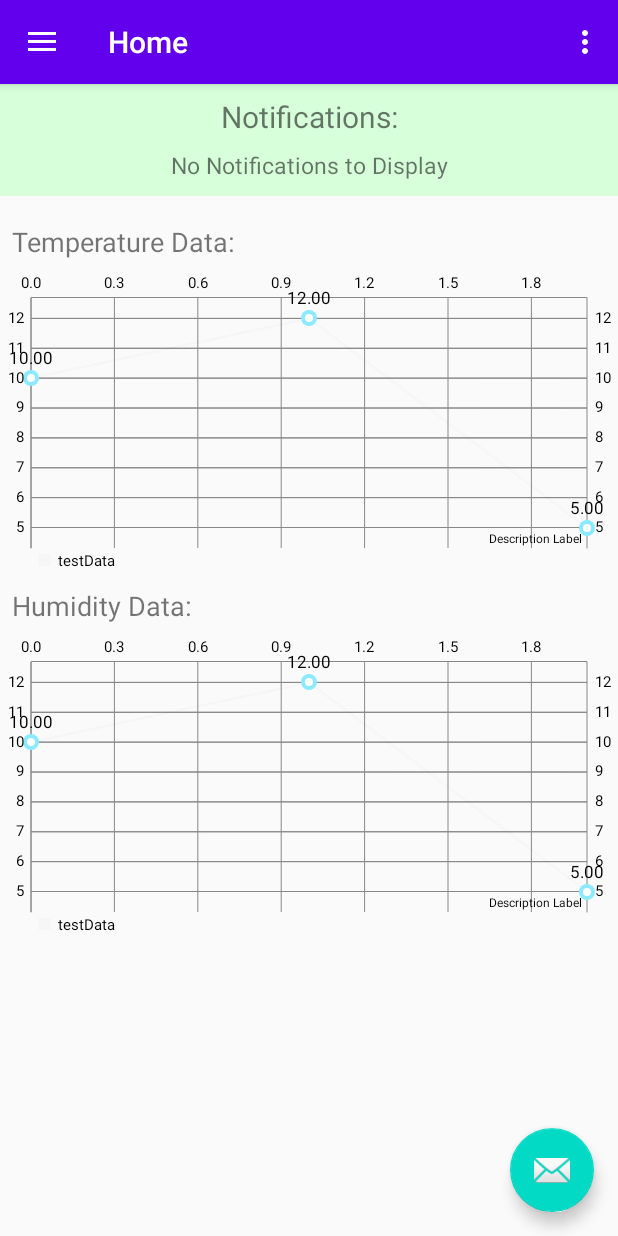
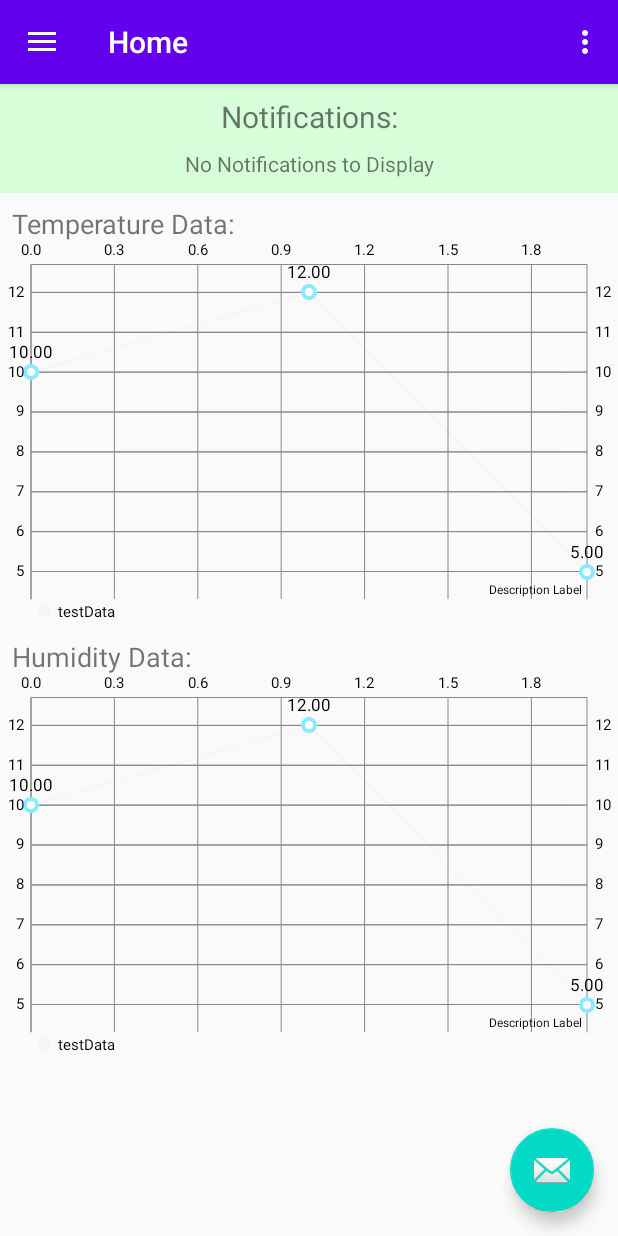
Before and after one commit to ericsonggg/Capstone, an Android app: the screen it shows after launch (MainActivity), on a phone screen of 412 x 824 dp. Run offline under Robolectric (Android 15) with nearby library versions, the phone set to English and light mode, and no system bars; our stand-ins replace navigation-ui; 2 statements that could not run were skipped.

Commit message:
Fixed HomeFragment layout
Re-moved styles_text back into styles.xml
Upgraded gradle dependencies

```diff
--- a/app/src/main/java/com/example/coolerthanyou/BaseFragment.kt
+++ b/app/src/main/java/com/example/coolerthanyou/BaseFragment.kt
@@ -12,11 +12,11 @@ abstract class BaseFragment : Fragment() {
     protected lateinit var application: BaseApplication
     protected lateinit var root: View
 
-    override fun onAttach(context: Context?) {
+    override fun onAttach(context: Context) {
         super.onAttach(context)
 
         // Activity should be non-null after attach
-        application = activity!!.applicationContext as BaseApplication
+        application = requireActivity().applicationContext as BaseApplication
     }
 
     /**
--- a/app/src/main/java/com/example/coolerthanyou/ui/control/ControlFragment.kt
+++ b/app/src/main/java/com/example/coolerthanyou/ui/control/ControlFragment.kt
@@ -80,8 +80,9 @@ class ControlFragment : BaseFragment() {
         }
     }
 
-    override fun onAttach(context: Context?) {
+    override fun onAttach(context: Context) {
         super.onAttach(context)
+
 
         application.appComponent.inject(this)
     }
--- a/app/src/main/java/com/example/coolerthanyou/ui/home/HomeFragment.kt
+++ b/app/src/main/java/com/example/coolerthanyou/ui/home/HomeFragment.kt
@@ -16,7 +16,7 @@ class HomeFragment : BaseFragment(){
 
     private lateinit var homeViewModel: HomeViewModel
 
-    override fun onAttach(context: Context?) {
+    override fun onAttach(context: Context) {
         super.onAttach(context)
 
         application.appComponent.inject(this)
--- a/app/src/main/res/layout/fragment_home.xml
+++ b/app/src/main/res/layout/fragment_home.xml
@@ -1,112 +1,77 @@
 <?xml version="1.0" encoding="utf-8"?>
 <androidx.constraintlayout.widget.ConstraintLayout xmlns:android="http://schemas.android.com/apk/res/android"
     xmlns:app="http://schemas.android.com/apk/res-auto"
-    xmlns:tools="http://schemas.android.com/tools"
     android:layout_width="match_parent"
-    android:layout_height="match_parent"
-    tools:context=".ui.home.HomeFragment">
-    <LinearLayout android:layout_width="fill_parent"
+    android:layout_height="match_parent">
+
+    <LinearLayout
+        android:id="@+id/fragment_home_text_notification"
+        android:layout_width="match_parent"
         android:layout_height="wrap_content"
+        android:background="@color/washedOutGreen"
         android:gravity="center"
         android:orientation="vertical"
-        app:layout_constraintTop_toTopOf="parent"
-        app:layout_constraintLeft_toLeftOf="parent">
-        <LinearLayout android:layout_width="fill_parent"
-            android:layout_height="wrap_content"
-            android:gravity="center"
-            android:orientation="vertical"
-            android:paddingBottom="10dp"
-            android:layout_marginBottom="10dp"
-            android:background="@color/washedOutGreen"
-            app:layout_constraintTop_toTopOf="parent"
-            app:layout_constraintLeft_toLeftOf="parent">
+        android:paddingBottom="@dimen/padding_x_large"
+        app:layout_constraintStart_toStartOf="parent"
+        app:layout_constraintTop_toTopOf="parent">
+
         <TextView
             android:id="@+id/fragment_home_text_notification_header"
             android:layout_width="match_parent"
             android:layout_height="wrap_content"
-                android:layout_marginStart="8dp"
-                android:layout_marginTop="8dp"
-                android:layout_marginEnd="8dp"
+            android:layout_marginHorizontal="@dimen/margin_large"
+            android:layout_marginTop="@dimen/margin_large"
+            android:gravity="center_horizontal"
+            android:text="@string/fragment_home_notification_header"
             android:textAlignment="center"
-                android:textSize="20sp"
-                app:layout_constraintBottom_toBottomOf="parent"
-                app:layout_constraintEnd_toEndOf="parent"
-                app:layout_constraintStart_toStartOf="parent"
-                app:layout_constraintTop_toTopOf="parent"
-                android:text="@string/fragment_home_notification_header"
-                android:gravity="center_horizontal" />
+            android:textSize="@dimen/header_small" />
+
         <TextView
             android:id="@+id/fragment_home_text_notification_body"
             android:layout_width="match_parent"
             android:layout_height="wrap_content"
-                android:layout_marginStart="8dp"
-                android:layout_marginTop="8dp"
-                android:layout_marginEnd="8dp"
+            android:layout_marginHorizontal="@dimen/margin_large"
+            android:layout_marginTop="@dimen/margin_large"
+            android:gravity="center_horizontal"
             android:textAlignment="center"
-                android:textSize="15sp"
-                app:layout_constraintBottom_toBottomOf="parent"
-                app:layout_constraintEnd_toEndOf="parent"
-                app:layout_constraintStart_toStartOf="parent"
-                app:layout_constraintTop_toTopOf="parent"
-                android:gravity="center_horizontal" />
+            android:textSize="@dimen/text_large" />
     </LinearLayout>
-        <LinearLayout android:layout_width="fill_parent"
-            android:layout_height="wrap_content"
-            android:gravity="center"
-            android:orientation="vertical"
-            app:layout_constraintTop_toTopOf="parent"
-            app:layout_constraintLeft_toLeftOf="parent">
+
     <TextView
         android:id="@+id/fragment_home_text_temperature_data_header"
         android:layout_width="match_parent"
         android:layout_height="wrap_content"
-                android:layout_marginStart="8dp"
-                android:layout_marginTop="8dp"
-                android:layout_marginEnd="8dp"
-                android:textSize="18sp"
-                android:layout_marginBottom="10dp"
-                app:layout_constraintBottom_toBottomOf="parent"
-                app:layout_constraintEnd_toEndOf="parent"
+        android:layout_marginStart="@dimen/margin_large"
+        android:layout_marginTop="@dimen/margin_large"
+        android:text="@string/fragment_home_temperature_data_header"
+        android:textSize="@dimen/header_x_small"
         app:layout_constraintStart_toStartOf="parent"
-                app:layout_constraintTop_toTopOf="parent"
-                android:text="@string/fragment_home_temperature_data_header"
-                android:gravity="left" />
+        app:layout_constraintTop_toBottomOf="@id/fragment_home_text_notification" />
+
     <com.github.mikephil.charting.charts.LineChart
         android:id="@+id/fragment_home_temperature_chart"
         android:layout_width="match_parent"
-                android:layout_height="200dp"
+        android:layout_height="@dimen/medium"
         app:layout_constraintEnd_toEndOf="parent"
         app:layout_constraintStart_toStartOf="parent"
-                app:layout_constraintTop_toTopOf="parent" />
-        </LinearLayout>
-        <LinearLayout android:layout_width="fill_parent"
-            android:layout_height="wrap_content"
-            android:gravity="center"
-            android:orientation="vertical"
-            app:layout_constraintTop_toTopOf="parent"
-            app:layout_constraintLeft_toLeftOf="parent">
+        app:layout_constraintTop_toBottomOf="@id/fragment_home_text_temperature_data_header" />
+
     <TextView
         android:id="@+id/fragment_home_text_humidity_data_header"
         android:layout_width="match_parent"
         android:layout_height="wrap_content"
-                android:layout_marginStart="8dp"
-                android:layout_marginTop="8dp"
-                android:layout_marginEnd="8dp"
-                android:textSize="18sp"
-                android:layout_marginBottom="10dp"
-                app:layout_constraintBottom_toBottomOf="parent"
-                app:layout_constraintEnd_toEndOf="parent"
+        android:layout_marginStart="@dimen/margin_large"
+        android:layout_marginTop="@dimen/margin_large"
+        android:text="@string/fragment_home_humidity_data_header"
+        android:textSize="@dimen/header_x_small"
         app:layout_constraintStart_toStartOf="parent"
-                app:layout_constraintTop_toTopOf="parent"
-                android:text="@string/fragment_home_humidity_data_header"
-                android:gravity="left" />
+        app:layout_constraintTop_toBottomOf="@id/fragment_home_temperature_chart" />
+
     <com.github.mikephil.charting.charts.LineChart
         android:id="@+id/fragment_home_humidity_chart"
         android:layout_width="match_parent"
-                android:layout_height="200dp"
+        android:layout_height="@dimen/medium"
         app:layout_constraintEnd_toEndOf="parent"
         app:layout_constraintStart_toStartOf="parent"
-                app:layout_constraintTop_toTopOf="parent" />
-        </LinearLayout>
-    </LinearLayout>
+        app:layout_constraintTop_toBottomOf="@id/fragment_home_text_humidity_data_header" />
 </androidx.constraintlayout.widget.ConstraintLayout>
--- a/app/src/main/res/values/styles.xml
+++ b/app/src/main/res/values/styles.xml
@@ -23,4 +23,10 @@
         <item name="android:layout_height">wrap_content</item>
         <item name="barrierDirection">bottom</item>
     </style>
+
+    <!-- Text -->
+    <style name="TextHeader">
+        <item name="android:textSize">@dimen/header_med</item>
+        <item name="android:textStyle">bold</item>
+    </style>
 </resources>
--- a/build.gradle
+++ b/build.gradle
@@ -1,7 +1,7 @@
 // Top-level build file where you can add configuration options common to all sub-projects/modules.
 
 buildscript {
-    ext.kotlin_version = '1.3.61'
+    ext.kotlin_version = '1.3.71'
     repositories {
         google()
         jcenter()
--- a/libs/MPChartLib/build.gradle
+++ b/libs/MPChartLib/build.gradle
@@ -24,8 +24,8 @@ android {
 }
 
 dependencies {
-    implementation 'androidx.annotation:annotation:1.0.0'
-    testImplementation 'junit:junit:4.12'
+    implementation 'androidx.annotation:annotation:1.1.0'
+    testImplementation 'junit:junit:4.13'
 }
 
 task sourcesJar(type: Jar) {
```
Also changed, not shown: app/build.gradle (+10 -10 lines), app/src/main/res/layout/fragment_control.xml (+14 -14 lines), app/src/main/res/values/dimens.xml (+19 -6 lines), app/src/main/res/values/styles_text.xml (deleted, +0 -8 lines). Lines whose indentation alone changed are shown as unchanged.
